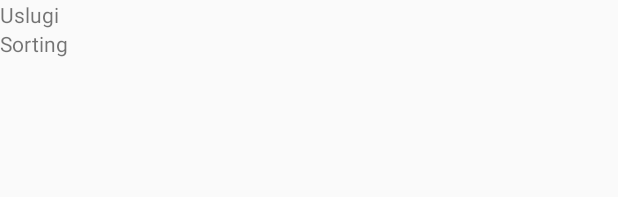
After one commit to Danziamo/project_d, an Android app: the layout fragment_master_list.xml on its own in the app's theme, with its tools: preview values and no code run, on a phone screen of 412 x 824 dp. The commit adds this screen. Shown: the top 197 px of the screen. Run offline under Robolectric (Android 15) with nearby library versions, the phone set to English and light mode, and no system bars.

Commit message:
adding master base

```diff
--- a/app/src/main/java/com/mirsoft/easyfix/adapters/TabsPagerAdapter.java
+++ b/app/src/main/java/com/mirsoft/easyfix/adapters/TabsPagerAdapter.java
@@ -6,6 +6,7 @@ import android.support.v4.app.FragmentStatePagerAdapter;
 
 import com.mirsoft.easyfix.fragments.MapFragment;
 import com.mirsoft.easyfix.common.OrderType;
+import com.mirsoft.easyfix.fragments.MasterListFragment;
 import com.mirsoft.easyfix.fragments.NewOrdersFragment;
 import com.mirsoft.easyfix.fragments.TestFragment;
 
@@ -24,7 +25,7 @@ public class TabsPagerAdapter extends FragmentStatePagerAdapter {
             case 0:
                 return NewOrdersFragment.newInstance(null, null);
             case 1:
-                return NewOrdersFragment.newInstance(null, null);
+                return MasterListFragment.newInstance(null, null);
             case 2:
                 return TestFragment.newInstance(OrderType.FINISHED, null);
             default:
--- a/app/src/main/java/com/mirsoft/easyfix/service/ServiceGenerator.java
+++ b/app/src/main/java/com/mirsoft/easyfix/service/ServiceGenerator.java
@@ -11,7 +11,7 @@ import retrofit.client.OkClient;
 import retrofit.converter.GsonConverter;
 
 public class ServiceGenerator {
-    private static String ROOT = "http://192.168.0.107:1337/api/v1";
+    private static String ROOT = "http://192.168.0.101:1337/api/v1";
     private static String MAIN_URI = "http://192.168.0.112:8000/api/v1";
 
     private ServiceGenerator() {
@@ -24,7 +24,7 @@ public class ServiceGenerator {
                 .create();
 
         RestAdapter.Builder builder = new RestAdapter.Builder()
-                .setEndpoint(MAIN_URI)
+                .setEndpoint(ROOT)
                 .setConverter(new GsonConverter(gson))
                 .setRequestInterceptor(new SessionRequestInterceptor(settings))
                 .setLogLevel(RestAdapter.LogLevel.FULL)
--- /dev/null
+++ b/app/src/main/res/layout/fragment_master_list.xml
@@ -0,0 +1,30 @@
+<RelativeLayout xmlns:android="http://schemas.android.com/apk/res/android"
+    xmlns:tools="http://schemas.android.com/tools" android:layout_width="match_parent"
+    android:layout_height="match_parent"
+    tools:context="com.mirsoft.easyfix.fragments.MasterListFragment">
+
+    <LinearLayout
+        android:layout_width="match_parent"
+        android:layout_height="wrap_content"
+        android:orientation="vertical">
+
+        <TextView
+            android:layout_width="match_parent"
+            android:layout_height="wrap_content"
+            android:text="Uslugi"/>
+
+        <TextView
+            android:layout_width="match_parent"
+            android:layout_height="wrap_content"
+            android:text="Sorting"/>
+
+    </LinearLayout>
+
+    <android.support.v7.widget.RecyclerView
+        android:id="@+id/rvMasters"
+        android:scrollbars="vertical"
+        android:layout_width="match_parent"
+        android:layout_height="wrap_content"/>
+
+
+</RelativeLayout>
```
Also changed, not shown: app/src/main/java/com/mirsoft/easyfix/adapters/MasterAdapter.java (added, +97 -0 lines), app/src/main/java/com/mirsoft/easyfix/fragments/MasterListFragment.java (added, +87 -0 lines), app/src/main/res/layout/list_item_master.xml (added, +53 -0 lines).
